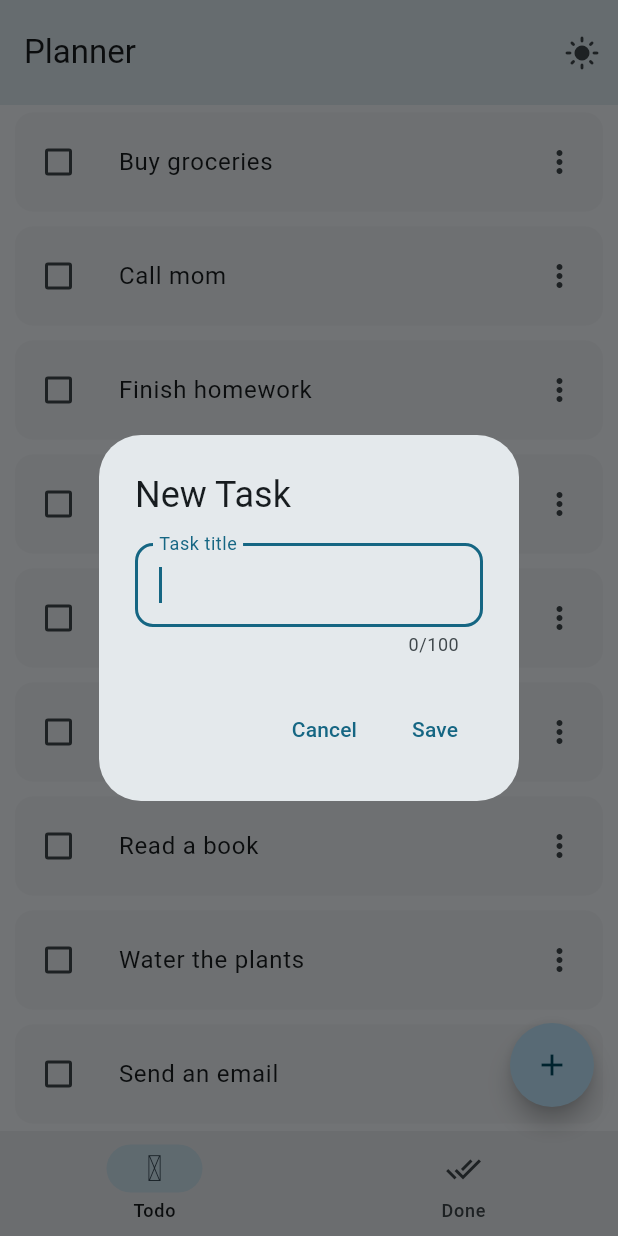
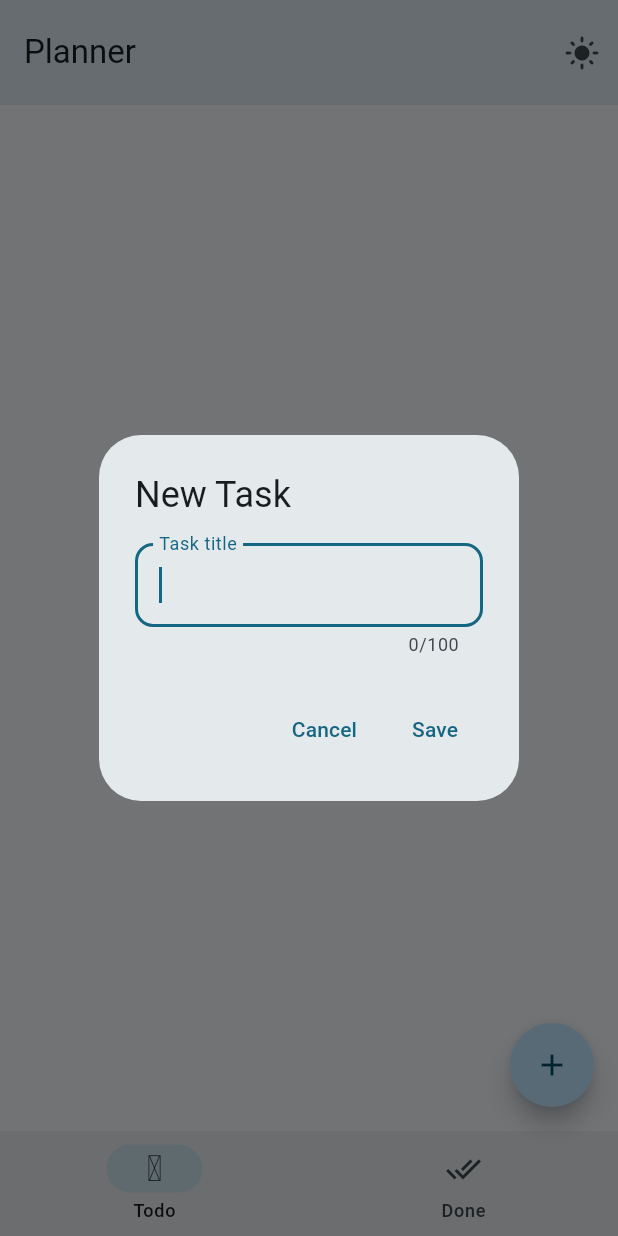
Before and after one commit to HP1324/simple_todo, a Flutter app: the screen it shows after launch, after a tap on the "add" icon, on a phone screen of 412 x 824 dp. Run offline on Flutter 3.47's test engine with Material 3 defaults, Android fonts, the phone set to English and light mode, and no system bars; our stand-ins replace iconsax, sqflite; accounts and stored records are empty.

Commit message:
middle commit

```diff
--- a/lib/app_controller.dart
+++ b/lib/app_controller.dart
@@ -1,6 +1,7 @@
 import 'package:flutter/material.dart';
 import 'package:planner/app_theme.dart';
 import 'package:planner/models/task.dart';
+import 'package:planner/services/database_service.dart';
 
 class Provider extends StatefulWidget {
   const Provider({super.key, required this.child});
@@ -10,19 +11,27 @@ class Provider extends StatefulWidget {
 }
 
 class _ProviderState extends State<Provider> {
+  ///Database control is over here
+List<Map<String, dynamic>> tasks = [];
+List<Map<String, dynamic>> tasksDone = [];
+  void _refreshData() async {
+    final data = await DatabaseService.getTasks();
+    final dataDone = await DatabaseService.getTasksDone();
+    setState(() {
+      tasks = data;
+      tasksDone = dataDone;
+    });
+  }
+
+  @override
+  void initState() {
+    super.initState();
+    _refreshData();
+  }
+
   ///Theme state
   ThemeData themeData = AppTheme.lightMode;
 
-
-  ///tasklist and tasksdonelist state
-  List<Task> tasks = Task.getTasksList();
-  List<Task> tasksDone = Task.getTasksDoneList();
-
-  void setChecked(Task task, bool checked) {
-    setState(() {
-      task.isDone = checked;
-    });
-  }
 
   ///The state of app theme is managed through this function
   void toggleTheme() {
@@ -35,68 +44,52 @@ class _ProviderState extends State<Provider> {
     });
   }
 
+  ///Checkbox state
+  void setChecked(bool oldValue,bool newValue) {
+    print('oldvalue: ${oldValue.hashCode}');
+    setState(() {
+      oldValue = newValue;
+    });
+  }
   ///This part is managing the [NavigationBar]'s selected destination state
 
   var selectedDestination = 0;
-  void onDestinationSelected(int selected){
-    setState(()=> selectedDestination = selected);
+  void onDestinationSelected(int selected) {
+    setState(() => selectedDestination = selected);
   }
+
   ///The rest of the functions are managing the state of [TasksList] and [TasksDone] list.
   ///
   ///Returns true if [task] is successfully added.
-  bool addTask(Task task) {
+  Future<bool> addTask(Task task) async {
     task.title = task.title.trim();
     if (task.title.isNotEmpty) {
-      setState(() {
-        tasks.add(task);
-      });
+      await DatabaseService.addTask(task.title, task.isDone);
+      _refreshData();
       return true;
     }
     return false;
   }
 
-  void deleteFromTasksList(Task task) {
-    setState(() {
-      if (tasks.contains(task)) {
-        tasks.remove(task);
-      }
-    });
+  ///Delete  [thisTask] [fromThislist]
+  Future<void> deleteFromList({required Task thisTask, required String fromThisList}) async{
+    await DatabaseService.deleteTask(title: thisTask.title,tableName: fromThisList);
+    _refreshData();
   }
   ///Returns true if [task] is successfully edited.
-  bool editTask(Task task, {required String newTitle}) {
-    var trimmed = newTitle.trim();
+  Future<bool> editTask({required String oldTitle,required String newTitle}) async {
+    var trimmed = oldTitle.trim();
     if (trimmed.isNotEmpty) {
-      setState(() {
-        task.title = trimmed;
-      });
+      await DatabaseService.editTask(trimmed, newTitle, false);
+      _refreshData();
       return true;
     }
     return false;
   }
-
-  void markTaskAsDone(Task task) {
-    setState(() {
-      tasks.remove(task);
-      tasksDone.add(task);
-    });
+  Future<void> toggleDone(Task task, String tableName)async{
+    await DatabaseService.toggleDone(task, tableName);
+    _refreshData();
   }
-
-  void markTaskAsUnDone(Task task) {
-    setState(() {
-      if (task.isDone) {
-        tasksDone.remove(task);
-        tasks.add(task);
-        task.isDone = false;
-      }
-    });
-  }
-
-  void deleteFromTasksDoneList(Task task) {
-    setState(() {
-      tasksDone.remove(task);
-    });
-  }
-
   @override
   Widget build(BuildContext context) {
     return AppController(
@@ -120,8 +113,8 @@ class AppController extends InheritedWidget {
       required this.selectedNavigation,
       required this.stateWidget});
 
-  final List<Task> tasks;
-  final List<Task> tasksDone;
+  final List<Map<String, dynamic>> tasks;
+  final List<Map<String, dynamic>> tasksDone;
   final ThemeData themeData;
   final int selectedNavigation;
   final _ProviderState stateWidget;
--- a/lib/main.dart
+++ b/lib/main.dart
@@ -1,5 +1,4 @@
 import 'package:flutter/material.dart';
-import 'package:font_awesome_flutter/font_awesome_flutter.dart';
 import 'package:iconsax/iconsax.dart';
 import 'package:planner/app_controller.dart';
 import 'package:planner/widgets/task_dialog.dart';
--- a/lib/models/task.dart
+++ b/lib/models/task.dart
@@ -3,14 +3,6 @@ class Task {
 
   String title;
   bool isDone;
-
-  static List<Task> getTasksList() {
-    return _tasks;
-  }
-
-  static List<Task> getTasksDoneList() {
-    return _tasksDone;
-  }
 
   @override
   bool operator ==(Object other) {
@@ -23,53 +15,9 @@ class Task {
 
   Map<String, dynamic> toJson() => {
         'title': title,
-        'isDone': isDone,
+        'isDone': isDone ? 1 : 0,
       };
   factory Task.fromJson(Map<String, dynamic> json) =>
-      Task(title: json['title'], isDone: json['isDone']);
+      Task(title: json['title'], isDone: json['isDone'] == 1);
 
-
-  static final List<Task> _tasks = [
-    Task(title: "Buy groceries"),
-    Task(title: "Call mom"),
-    Task(title: "Finish homework"),
-    Task(title: "Clean the kitchen"),
-    Task(title: "Walk the dog"),
-    Task(title: "Pay bills"),
-    Task(title: "Read a book"),
-    Task(title: "Water the plants"),
-    Task(title: "Send an email"),
-    Task(title: "Organize desk"),
-    Task(title: "Plan the weekend"),
-    Task(title: "Exercise for 30 mins"),
-    Task(title: "Review notes"),
-    Task(title: "Schedule a meeting"),
-    Task(title: "Update resume"),
-    Task(title: "Write a blog post"),
-    Task(title: "Backup files"),
-    Task(title: "Prepare lunch"),
-    Task(title: "Meditate for 10 mins"),
-    Task(title: "Change the light bulb"),
-    Task(title: "Check the mail"),
-    Task(title: "Attend a webinar"),
-    Task(title: "Plan a trip"),
-    Task(title: "Buy a gift"),
-    Task(title: "Watch a tutorial"),
-    Task(title: "Respond to comments"),
-    Task(title: "Prepare a presentation"),
-    Task(title: "Review the budget"),
-    Task(title: "Call the plumber"),
-    Task(title: "Draft an article"),
-    Task(title: "Sort out laundry"),
-    Task(title: "Update software"),
-    Task(title: "Organize a meeting"),
-    Task(title: "Test the new app"),
-    Task(title: "Print documents"),
-    Task(title: "Book a flight"),
-    Task(title: "Write a thank you note"),
-    Task(title: "Check stock prices"),
-    Task(title: "Update social media"),
-    Task(title: "Clean the car"),
-  ];
-  static final List<Task> _tasksDone = [];
 }
--- a/lib/services/database_service.dart
+++ b/lib/services/database_service.dart
@@ -1,49 +1,81 @@
-
 import 'package:flutter/cupertino.dart';
+import 'package:planner/models/task.dart';
 import 'package:sqflite/sqflite.dart';
 
 class DatabaseService {
-  static Future<void> createTable(Database database)async{
-    await database.execute("""CREATE TABLE tasks(
+  static Future<void> createTables(Database database) async {
+    await database.execute("""CREATE TABLE tasks (
       title text,
       isDone int
       )""");
+    await database.execute("""CREATE TABLE tasksDone (
+      title text,
+      isDone int
+    )""");
   }
 
-  static Future<Database> openDb()async{
-    return openDatabase(
-      'simple_todo.db',
-      version: 1,
-      onCreate: (database,version)async{
-        await createTable(database);
-      }
-    );
+  static Future<Database> openDb() async {
+    return openDatabase('simple_todo.db', version: 1,
+        onCreate: (database, version) async {
+      await createTables(database);
+    });
   }
 
-  static Future<int> createTask(String? title, bool? isDone)async{
+  static Future<int> addTask(String? title, bool? isDone) async {
     final database = await DatabaseService.openDb();
-    final data = {'title' : title, 'isDone' : isDone};
-    final id = await database.insert('tasks', data, conflictAlgorithm: ConflictAlgorithm.replace);
+    final data = {'title': title, 'isDone': isDone == true ? 1 : 0};
+    final id = await database.insert('tasks', data,
+        conflictAlgorithm: ConflictAlgorithm.replace);
     return id;
   }
 
-  static Future<List<Map<String,dynamic>>> getTask() async{
+  static Future<void> toggleDone(Task task, String tableName) async {
+    ///To maintain atomicity, which means when dealing with multiple transactions, all transactions must be completed or none should be completed. In our case, there are two transactions, one is to delete it from the previous list and the other is inserting the data to another list. [list == table]
+    final database = await DatabaseService.openDb();
+    if (tableName == 'tasks' && !task.isDone) {
+      database.transaction((txn) async {
+        await txn.delete('tasks', where: 'title = ?', whereArgs: [task.title]);
+        await txn.insert('tasksDone', {'title': task.title, 'isDone': 1});
+      });
+      // task.isDone = true;
+    }
+    if (tableName == 'tasksDone' && task.isDone) {
+      database.transaction((txn) async {
+        await txn
+            .delete('tasksDone', where: 'title = ?', whereArgs: [task.title]);
+        await txn.insert('tasks', {'title': task.title, 'isDone': 0});
+      });
+      // task.isDone = false;
+    }
+  }
+
+  static Future<List<Map<String, dynamic>>> getTasks() async {
     final database = await DatabaseService.openDb();
     return database.query('tasks');
   }
 
-  static Future<int> updateTask(String? title, bool? isDone) async{
-      final database = await DatabaseService.openDb();
+  static Future<List<Map<String, dynamic>>> getTasksDone() async {
+    final database = await DatabaseService.openDb();
+    return database.query('tasksDone');
+  }
 
-      final data = {'title' : title, 'isDone': isDone};
-      final result = await database.update('tasks',data, where: 'title = ?',whereArgs: [title]);
-      return result;
+  static Future<int> editTask(
+      String oldTitle, String newTitle, bool? isDone) async {
+    final database = await DatabaseService.openDb();
+    final data = {'title': newTitle, 'isDone': isDone == true ? 1 : 0};
+    final result = await database
+        .update('tasks', data, where: 'title = ?', whereArgs: [oldTitle]);
+    print(result);
+    print(newTitle);
+    return result;
   }
-  static Future<void> deleteItem(String title)async{
+
+  static Future<void> deleteTask(
+      {required String title, required String tableName}) async {
     final database = await DatabaseService.openDb();
-    try{
-      await database.delete('tasks',where: 'title = ?',whereArgs: [title]);
-    } catch(exception){
+    try {
+      await database.delete(tableName, where: 'title = ?', whereArgs: [title]);
+    } catch (exception) {
       debugPrint('Something went wrong when deleting the task: $exception');
     }
   }
--- a/lib/widgets/tasks_done_list.dart
+++ b/lib/widgets/tasks_done_list.dart
@@ -15,14 +15,14 @@ class TasksDoneList extends StatefulWidget {
 class _TasksDoneListState extends State<TasksDoneList> {
   @override
   Widget build(BuildContext context) {
-    List<Task> tasksDone = AppController.of(context).tasksDone;
+    List<Map<String,dynamic>> tasksDone = AppController.of(context).tasksDone;
     return tasksDone.isEmpty
         ?const EmptyListPlaceholder()
         : Scrollbar(
             child: ListView(
               children: tasksDone
                   .map(
-                    (task) => TaskTile(task: task,listType: ListType.tasksDoneList,))
+                    (task) => TaskTile(task: Task.fromJson(task),listType: ListType.tasksDoneList,))
                   .toList(),
             ),
           );
--- a/lib/widgets/tasks_list.dart
+++ b/lib/widgets/tasks_list.dart
@@ -1,6 +1,7 @@
 import 'package:flutter/material.dart';
 import 'package:planner/app_controller.dart';
 import 'package:planner/globals.dart';
+import 'package:planner/models/task.dart';
 import 'package:planner/widgets/shared/empty_list_placeholder.dart';
 import 'package:planner/widgets/shared/task_tile.dart';
 
@@ -17,7 +18,7 @@ class TasksList extends StatelessWidget {
               children: tasks
                   .map(
                     (task) => TaskTile(
-                      task: task,
+                      task: Task.fromJson(task),
                       listType: ListType.tasksList,
                     ),
                   )
```
Also changed, not shown: lib/widgets/shared/task_tile.dart (+15 -15 lines), lib/widgets/task_dialog.dart (+9 -7 lines).
